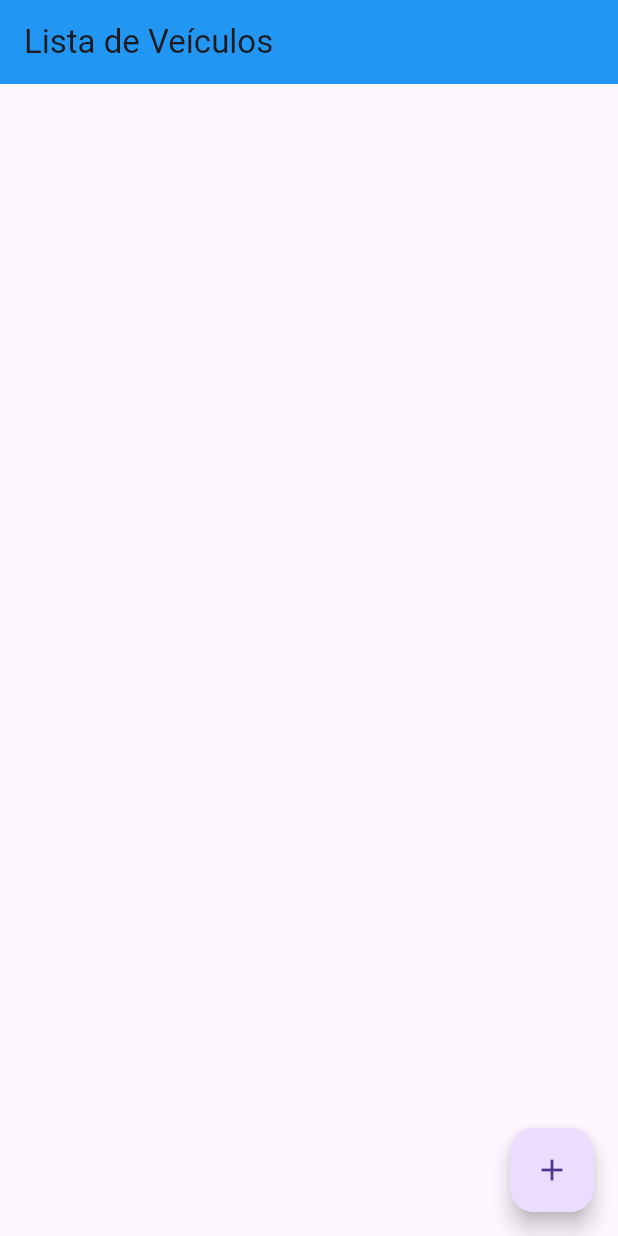
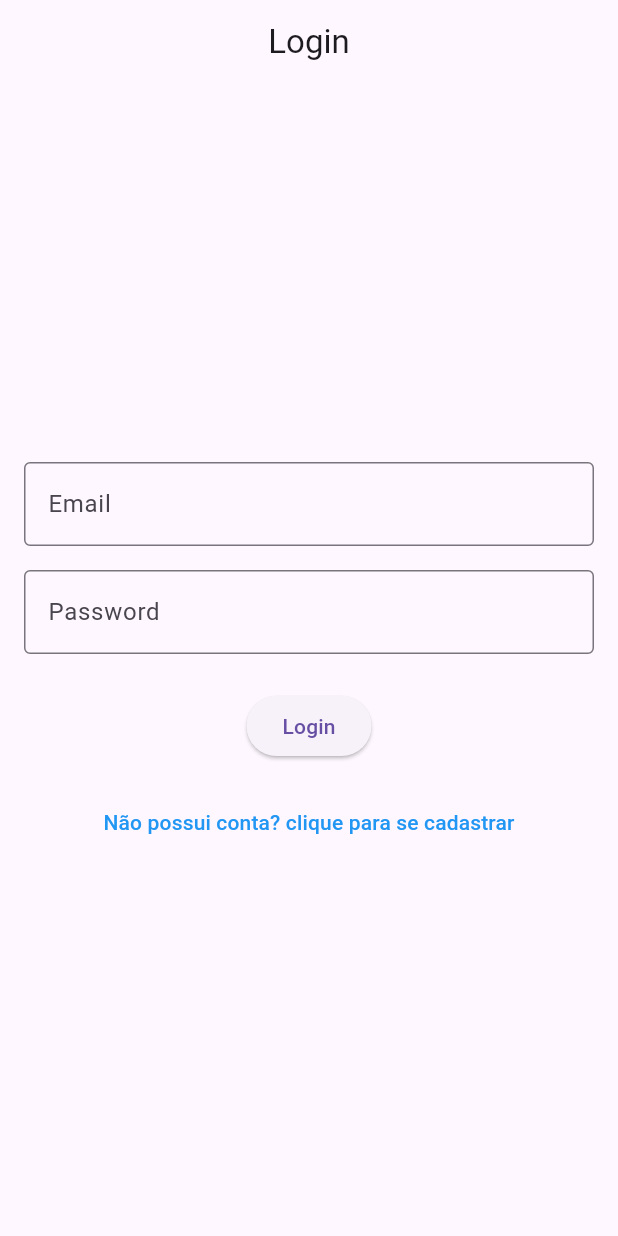
Before and after one commit to alcidesFreire/crudMobile, a Flutter app: the screen it shows after launch, on a phone screen of 412 x 824 dp. Run offline on Flutter 3.47's test engine with Material 3 defaults, Android fonts, the phone set to English and light mode, and no system bars; our stand-ins replace cloud_firestore, firebase_auth, firebase_core; accounts and stored records are empty.

Commit message:
fourth commit

```diff
--- a/flutter_application_1/lib/main.dart
+++ b/flutter_application_1/lib/main.dart
@@ -1,7 +1,9 @@
 import 'package:flutter/material.dart';
 import 'package:firebase_core/firebase_core.dart';
-import 'package:flutter_application_1/pages/add_veiculo.dart';
-import 'package:flutter_application_1/pages/edit_veiculo.dart';
+import 'package:flutter_application_1/pages/usuario/cadastro_usuario.dart';
+import 'package:flutter_application_1/pages/usuario/login_page.dart';
+import 'package:flutter_application_1/pages/veiculo/add_veiculo.dart';
+import 'package:flutter_application_1/pages/veiculo/edit_veiculo.dart';
 import 'package:flutter_application_1/pages/home_page.dart';
 import 'firebase_options.dart';
 
@@ -23,7 +25,9 @@ class MyApp extends StatelessWidget {
       debugShowCheckedModeBanner: false,
      initialRoute: '/',
      routes: {
-     '/':(context) => const Home(),
+      '/':(context) =>   const LoginPage(),
+      '/home':(context) => const Home(),
+      '/addUsuario':(context) =>   SignupPage(),
      '/addVeiculo':(context) => const AddVeiculoPage(),
      '/editVeiculo':(context) => const EditVeiculoPage(),
      },
--- a/flutter_application_1/lib/pages/home_page.dart
+++ b/flutter_application_1/lib/pages/home_page.dart
@@ -1,5 +1,5 @@
 import 'package:flutter/material.dart';
-import 'package:flutter_application_1/services/veiculo_service.dart';
+import 'package:flutter_application_1/services/veiculo/veiculo_service.dart';
 
 class Home extends StatefulWidget {
   const Home({Key? key}) : super(key: key);
--- /dev/null
+++ b/flutter_application_1/lib/pages/usuario/login_page.dart
@@ -0,0 +1,96 @@
+import 'package:firebase_auth/firebase_auth.dart';
+import 'package:flutter/material.dart';
+import 'package:flutter_application_1/services/usuario/usuario_service.dart';
+
+class LoginPage extends StatefulWidget {
+  const LoginPage({Key? key}) : super(key: key);
+
+  @override
+  _LoginPageState createState() => _LoginPageState();
+}
+
+class _LoginPageState extends State<LoginPage> {
+  final _formKey = GlobalKey<FormState>();
+  final TextEditingController _emailController = TextEditingController();
+  final TextEditingController _passwordController = TextEditingController();
+  UsuarioService uservice = UsuarioService();
+
+  @override
+  Widget build(BuildContext context) {
+    return Scaffold(
+      appBar: AppBar(
+        title: const Text('Login'),
+        centerTitle: true,
+      ),
+      body: Padding(
+        padding: const EdgeInsets.all(16.0),
+        child: Form(
+          key: _formKey,
+          child: Column(
+            mainAxisAlignment: MainAxisAlignment.center,
+            children: [
+              TextFormField(
+                controller: _emailController,
+                keyboardType: TextInputType.emailAddress,
+                decoration: InputDecoration(
+                  labelText: 'Email',
+                  border: OutlineInputBorder(),
+                ),
+                validator: (value) {
+                  if (value == null || value.isEmpty) {
+                    return 'Please enter your email';
+                  }
+                  return null;
+                },
+              ),
+              const SizedBox(height: 16.0),
+              TextFormField(
+                controller: _passwordController,
+                obscureText: true,
+                decoration: InputDecoration(
+                  labelText: 'Password',
+                  border: OutlineInputBorder(),
+                ),
+                validator: (value) {
+                  if (value == null || value.isEmpty) {
+                    return 'Please enter your password';
+                  }
+                  return null;
+                },
+              ),
+              const SizedBox(height: 24.0),
+              ElevatedButton(
+                onPressed: () async {
+                  if (_formKey.currentState?.validate() == true) {
+                    String email = _emailController.text;
+                    String password = _passwordController.text;
+
+                    User? loggedInUser = await uservice.login(email, password);
+
+                    if (loggedInUser != null) {
+                      print('Logado com sucesso, redirecionando para /home');
+                      Navigator.pushReplacementNamed(context, '/home');
+                    } else {
+                      print('Falha no login');
+                    }
+                  }
+                },
+                child: const Text('Login'),
+              ),
+              const SizedBox(height: 16.0),
+              TextButton(
+                onPressed: () {
+                  Navigator.pushNamed(context, '/addUsuario');
+                },
+                child: const Text(
+                  'Não possui conta? clique para se cadastrar',
+                  style: TextStyle(color: Colors.blue),
+                ),
+              ),
+            ],
+          ),
+        ),
+      ),
+    );
+  }
+}
--- a/flutter_application_1/lib/pages/add_veiculo.dart
+++ b/flutter_application_1/lib/pages/veiculo/add_veiculo.dart
@@ -1,5 +1,5 @@
 import 'package:flutter/material.dart';
-import 'package:flutter_application_1/services/veiculo_service.dart';
+import 'package:flutter_application_1/services/veiculo/veiculo_service.dart';
 
 class AddVeiculoPage extends StatefulWidget {
   const AddVeiculoPage({super.key,});
--- a/flutter_application_1/lib/pages/edit_veiculo.dart
+++ b/flutter_application_1/lib/pages/veiculo/edit_veiculo.dart
@@ -1,5 +1,5 @@
 import 'package:flutter/material.dart';
-import 'package:flutter_application_1/services/veiculo_service.dart';
+import 'package:flutter_application_1/services/veiculo/veiculo_service.dart';
 
 class EditVeiculoPage extends StatefulWidget {
   const EditVeiculoPage({super.key});
--- /dev/null
+++ b/flutter_application_1/lib/services/usuario/usuario_service.dart
@@ -0,0 +1,42 @@
+import 'package:cloud_firestore/cloud_firestore.dart';
+import 'package:firebase_auth/firebase_auth.dart';
+
+
+class UsuarioService {
+  final FirebaseAuth _auth = FirebaseAuth.instance;
+  final FirebaseFirestore _firestore = FirebaseFirestore.instance;
+
+  Future<User?> addUsuario(String email, String password) async {
+    try {
+      UserCredential credential =
+          await _auth.createUserWithEmailAndPassword(email: email, password: password);
+
+      // Verifica se o usuário foi criado com sucesso
+      if (credential.user != null) {
+        // Adiciona os dados do usuário à coleção 'usuario'
+        await _firestore.collection('usuario').doc(credential.user!.uid).set({
+          'email': email,
+          'password': password,
+          // Adicione outros campos conforme necessário
+        });
+
+        return credential.user;
+      }
+    } catch (e) {
+      print('Ocorreu algum erro: $e');
+    }
+
+    return null;
+  }
+
+Future<User?> login(String email, String password) async {
+  try {
+    print('Tentando fazer login...');
+    UserCredential credential = await _auth.signInWithEmailAndPassword(email: email, password: password);
+    return credential.user;
+  } catch (e) {
+    print('Ocorreu algum erro durante o login: $e');
+    return null;
+  }
+}
+}
--- a/flutter_application_1/pubspec.yaml
+++ b/flutter_application_1/pubspec.yaml
@@ -37,6 +37,11 @@ dependencies:
   cupertino_icons: ^1.0.2
   firebase_core: ^2.24.0
   cloud_firestore: ^4.13.3
+  firebase_auth: ^4.15.0
+  firebase_storage: ^11.5.3
+  uuid: ^4.2.1
+  provider: ^6.1.1
+  dotted_border: ^2.1.0
 
 dev_dependencies:
   flutter_test:
```
Also changed, not shown: flutter_application_1/lib/models/usuario.dart (+48 -0 lines), flutter_application_1/lib/pages/usuario/cadastro_usuario.dart (added, +69 -0 lines), flutter_application_1/images/carImage.png (added), flutter_application_1/lib/services/usuario_service.dart (deleted), flutter_application_1/lib/services/veiculo/veiculo_service.dart (renamed from flutter_application_1/lib/services/veiculo_service.dart), flutter_application_1/pubspec.lock, 3 other files.
